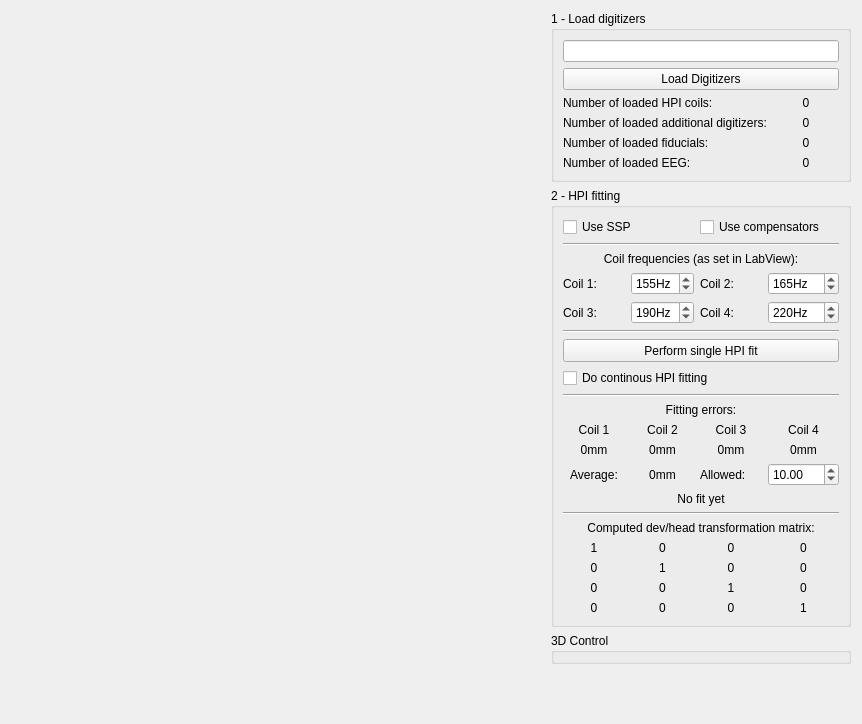
The window that libraries/disp3D/viewers/formfiles/hpiview.ui (mne-tools/mne-cpp) describes before a commit, drawn with Qt 5.
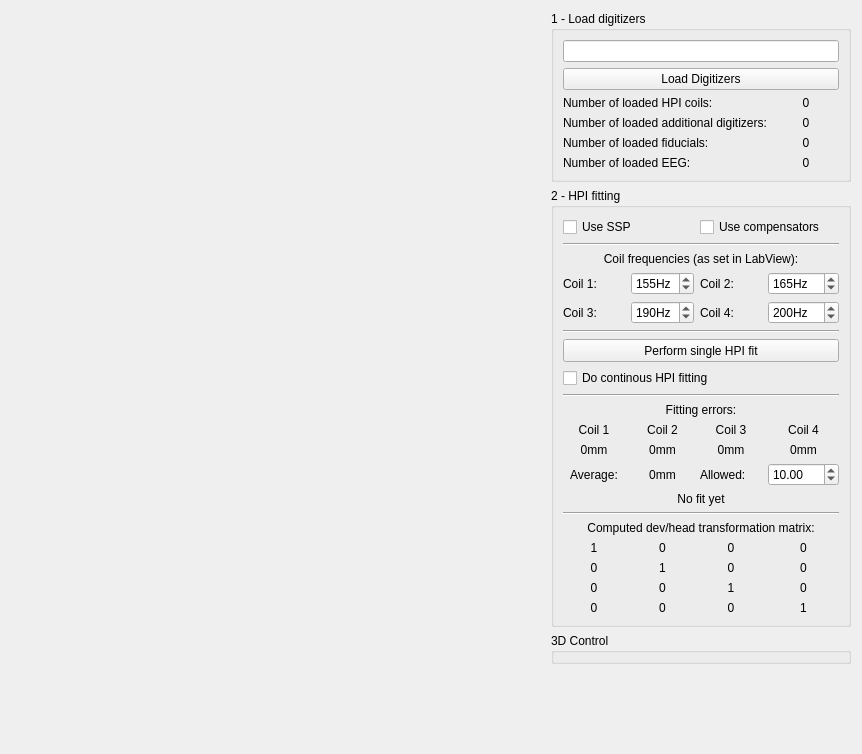
The same window after the commit.

Commit message: MAINT: change default frequency for coil 4 to 200 (used in BabyMEG)

```diff
--- a/libraries/disp3D/viewers/formfiles/hpiview.ui
+++ b/libraries/disp3D/viewers/formfiles/hpiview.ui
@@ -7,7 +7,7 @@
     <x>0</x>
     <y>0</y>
     <width>862</width>
-    <height>724</height>
+    <height>754</height>
    </rect>
   </property>
   <property name="windowTitle">
@@ -400,7 +400,7 @@
            <number>500</number>
           </property>
           <property name="value">
-           <number>220</number>
+           <number>200</number>
           </property>
          </widget>
         </item>
```
